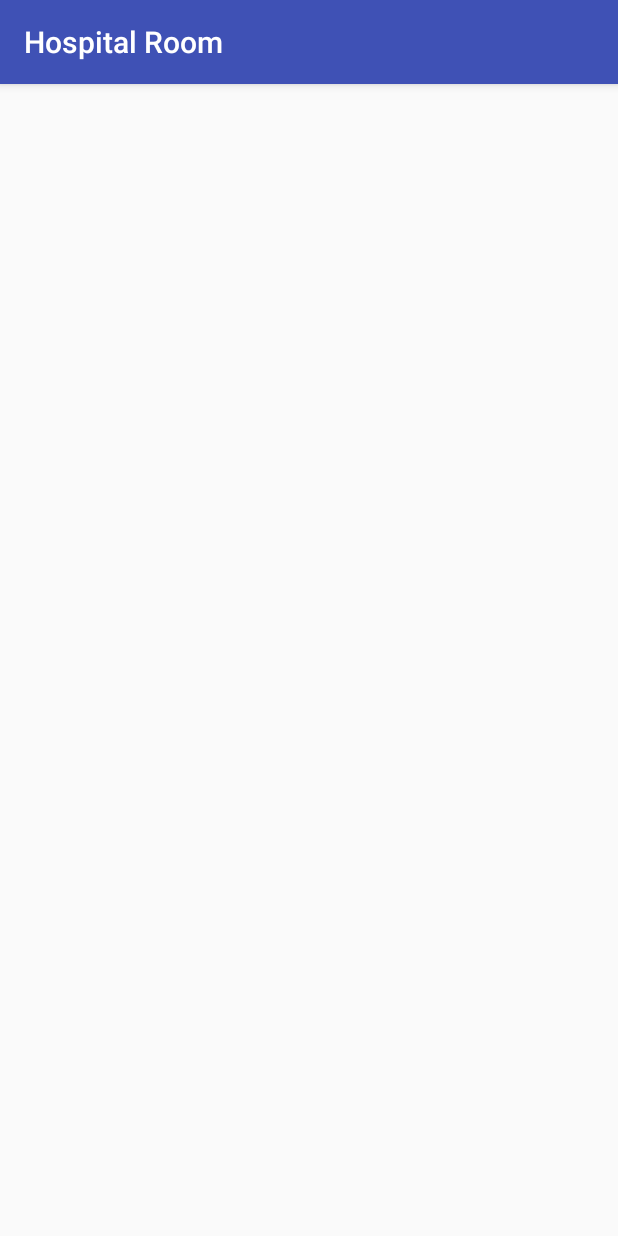
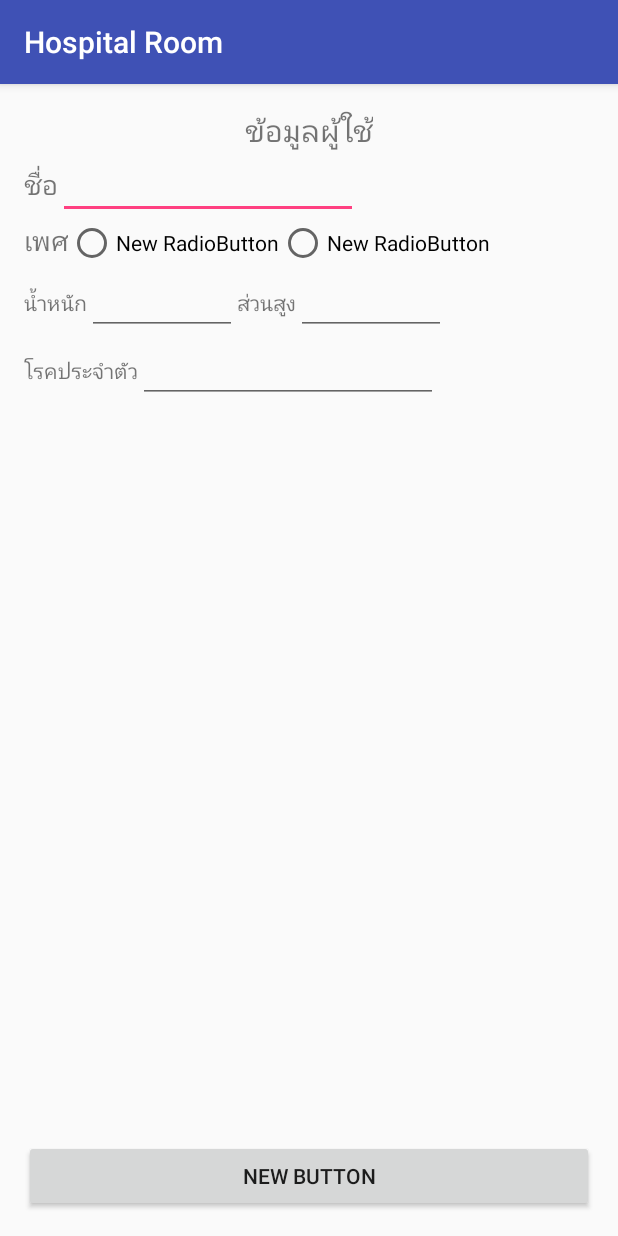
Before and after one commit to masterUNG/Hospital-Room-1, an Android app: the ProfileActivity screen opened directly, with no data from a screen before it, on a phone screen of 412 x 824 dp. Run offline under Robolectric (Android 15) with nearby library versions, the phone set to English and light mode, and no system bars.

Commit message:
NameData

```diff
--- a/app/src/main/res/layout/activity_profile.xml
+++ b/app/src/main/res/layout/activity_profile.xml
@@ -7,6 +7,146 @@
     android:paddingLeft="@dimen/activity_horizontal_margin"
     android:paddingRight="@dimen/activity_horizontal_margin"
     android:paddingTop="@dimen/activity_vertical_margin"
-    tools:context="kaewmod.hospitalroom.ProfileActivity">
+    tools:context="kaewmod.hospitalroom.ProfileActivity"
+    android:background="@color/abc_background_cache_hint_selector_material_light">
+
+    <TextView
+        android:layout_width="wrap_content"
+        android:layout_height="wrap_content"
+        android:text="@string/NameData"
+        android:id="@+id/textView5"
+        android:textSize="@dimen/h"
+        android:layout_alignWithParentIfMissing="false"
+        android:layout_alignParentTop="true"
+        android:layout_centerHorizontal="true" />
+
+    <Button
+        android:layout_width="match_parent"
+        android:layout_height="wrap_content"
+        android:text="New Button"
+        android:id="@+id/button2"
+        android:layout_alignWithParentIfMissing="false"
+        android:layout_alignParentBottom="true"
+        android:layout_alignParentRight="true"
+        android:layout_alignParentEnd="true" />
+
+    <LinearLayout
+        android:orientation="vertical"
+        android:layout_width="match_parent"
+        android:layout_height="match_parent"
+        android:layout_below="@+id/textView5"
+        android:layout_above="@+id/button2">
+
+        <LinearLayout
+            android:orientation="horizontal"
+            android:layout_width="match_parent"
+            android:layout_height="wrap_content">
+
+            <TextView
+                android:layout_width="wrap_content"
+                android:layout_height="wrap_content"
+                android:text="@string/NameSername"
+                android:id="@+id/textView6"
+                android:textSize="@dimen/h1" />
+
+            <EditText
+                android:layout_width="200dp"
+                android:layout_height="wrap_content"
+                android:id="@+id/editText5" />
+
+        </LinearLayout>
+
+        <LinearLayout
+            android:orientation="vertical"
+            android:layout_width="wrap_content"
+            android:layout_height="wrap_content"
+            android:layout_centerHorizontal="true"
+            android:layout_alignBottom="@+id/button2">
+
+            <LinearLayout
+                android:orientation="horizontal"
+                android:layout_width="wrap_content"
+                android:layout_height="wrap_content">
+
+                <TextView
+                    android:layout_width="wrap_content"
+                    android:layout_height="wrap_content"
+                    android:text="@string/Sex"
+                    android:id="@+id/textView7"
+                    android:textSize="@dimen/h1" />
+
+                <RadioButton
+                    android:layout_width="wrap_content"
+                    android:layout_height="wrap_content"
+                    android:text="New RadioButton"
+                    android:id="@+id/radioButton2" />
+
+                <RadioButton
+                    android:layout_width="wrap_content"
+                    android:layout_height="wrap_content"
+                    android:text="New RadioButton"
+                    android:id="@+id/radioButton" />
+
+            </LinearLayout>
+        </LinearLayout>
+
+        <LinearLayout
+            android:orientation="vertical"
+            android:layout_width="match_parent"
+            android:layout_height="wrap_content">
+
+            <LinearLayout
+                android:orientation="horizontal"
+                android:layout_width="match_parent"
+                android:layout_height="wrap_content">
+
+                <TextView
+                    android:layout_width="wrap_content"
+                    android:layout_height="wrap_content"
+                    android:text="@string/Weight"
+                    android:id="@+id/textView8" />
+
+                <EditText
+                    android:layout_width="100dp"
+                    android:layout_height="wrap_content"
+                    android:id="@+id/editText6" />
+
+                <TextView
+                    android:layout_width="wrap_content"
+                    android:layout_height="wrap_content"
+                    android:text="@string/Height"
+                    android:id="@+id/textView9" />
+
+                <EditText
+                    android:layout_width="100dp"
+                    android:layout_height="wrap_content"
+                    android:id="@+id/editText7" />
+            </LinearLayout>
+        </LinearLayout>
+
+        <LinearLayout
+            android:orientation="vertical"
+            android:layout_width="match_parent"
+            android:layout_height="wrap_content">
+
+            <LinearLayout
+                android:orientation="horizontal"
+                android:layout_width="match_parent"
+                android:layout_height="wrap_content">
+
+                <TextView
+                    android:layout_width="wrap_content"
+                    android:layout_height="wrap_content"
+                    android:text="@string/Disease"
+                    android:id="@+id/textView10" />
+
+                <EditText
+                    android:layout_width="200dp"
+                    android:layout_height="wrap_content"
+                    android:id="@+id/editText8" />
+            </LinearLayout>
+        </LinearLayout>
+
+    </LinearLayout>
 
 </RelativeLayout>
--- a/app/src/main/res/values/strings.xml
+++ b/app/src/main/res/values/strings.xml
@@ -5,4 +5,14 @@
     <string name="pass2">ยืนยันรหัส  :</string>
     <string name="Type">ประเภท  :</string>
     <string name="login">ยืนยัน</string>
+    <string name="NameData">ข้อมูลผู้ใช้</string>
+    <string name="NameSername">ชื่อ</string>
+    <string name="Sex">เพศ</string>
+    <string name="Boy">ชาย</string>
+    <string name="Girl">หญิง</string>
+    <string name="Weight">น้ำหนัก</string>
+    <string name="Height">ส่วนสูง</string>
+    <string name="Disease">โรคประจำตัว</string>
+    <string name="Seve">บันทึก</string>
+
 </resources>
```
